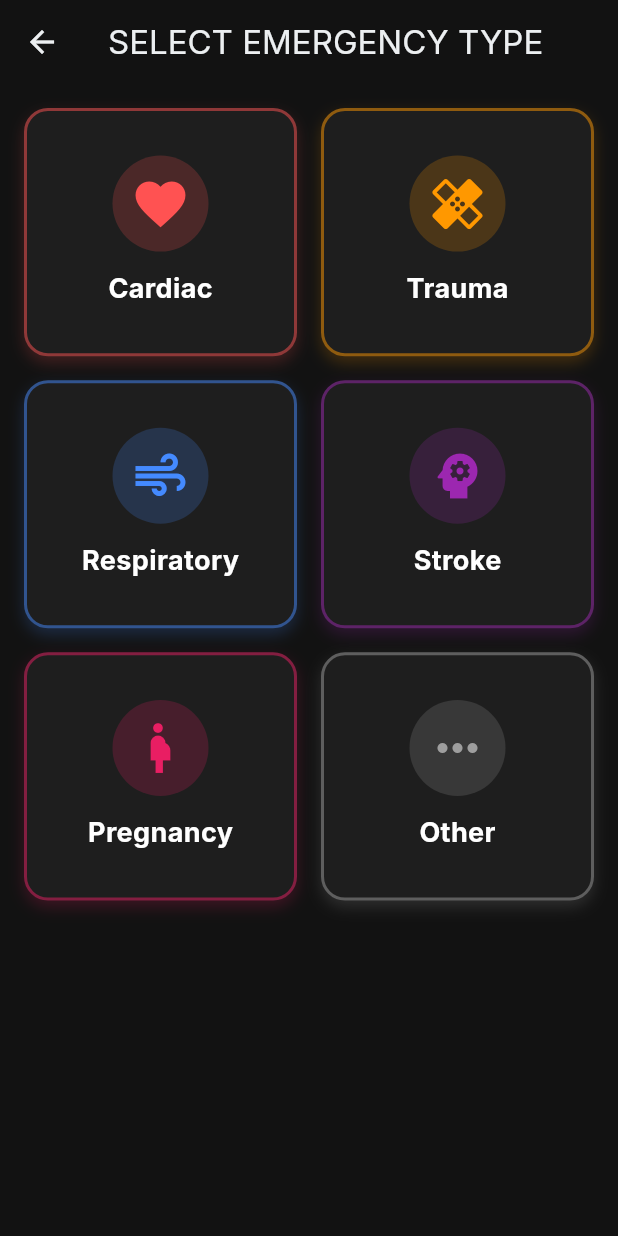
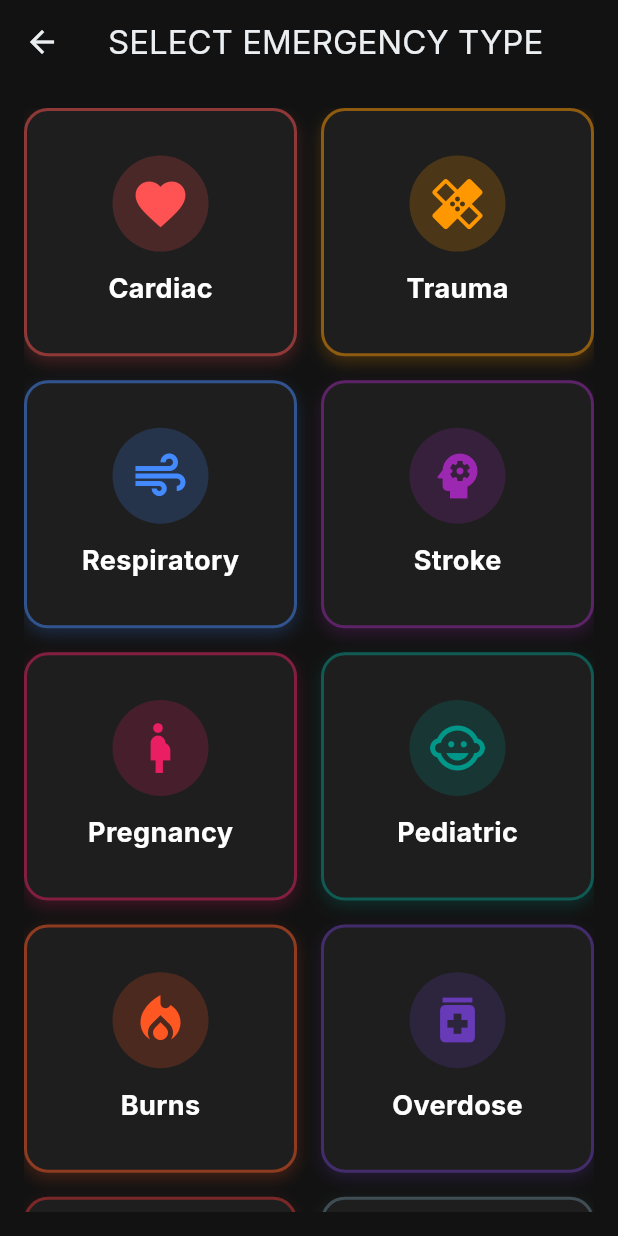
Before and after one commit to omkarkarale/ResQ-Net-Hackathon, a Flutter app: the screen it shows once a user with an empty profile is signed in, after a tap on an icon or button, on a phone screen of 412 x 824 dp. Run offline on Flutter 3.47's test engine with Material 3 defaults, Android fonts, the phone set to English and light mode, and no system bars; our stand-ins replace cloud_firestore, device_info_plus, firebase_auth, firebase_core, flutter_animate, flutter_riverpod and 3 more; accounts and stored records are empty.

Commit message:
Minor changes

```diff
--- a/lib/features/paramedic/screens/emergency_type_screen.dart
+++ b/lib/features/paramedic/screens/emergency_type_screen.dart
@@ -34,11 +34,19 @@ class EmergencyTypeScreen extends StatelessWidget {
               _buildTypeCard(context, 'Respiratory', const Color(0xFF448AFF),
                   Icons.air, '/patient-input'),
               _buildTypeCard(context, 'Stroke', const Color(0xFF9C27B0),
-                  Icons.psychology, '/patient-input'), // brain icon equivalent
+                  Icons.psychology, '/patient-input'),
               _buildTypeCard(context, 'Pregnancy', const Color(0xFFE91E63),
                   Icons.pregnant_woman, '/patient-input'),
-              _buildTypeCard(context, 'Other', Colors.grey, Icons.more_horiz,
-                  '/patient-input'),
+              _buildTypeCard(context, 'Pediatric', const Color(0xFF009688),
+                  Icons.child_care, '/patient-input'),
+              _buildTypeCard(context, 'Burns', const Color(0xFFFF5722),
+                  Icons.local_fire_department, '/patient-input'),
+              _buildTypeCard(context, 'Overdose', const Color(0xFF673AB7),
+                  Icons.medication, '/patient-input'),
+              _buildTypeCard(context, 'Mass Casualty', const Color(0xFFD32F2F),
+                  Icons.warning_amber_rounded, '/patient-input'),
+              _buildTypeCard(context, 'Other', Colors.blueGrey,
+                  Icons.more_horiz, '/patient-input'),
             ],
           ),
         ),
--- a/lib/features/paramedic/screens/tabs/home_tab.dart
+++ b/lib/features/paramedic/screens/tabs/home_tab.dart
@@ -1,28 +1,48 @@
 import 'package:flutter/material.dart';
 import 'package:go_router/go_router.dart';
+import 'package:firebase_auth/firebase_auth.dart';
 import '../../../../core/theme.dart';
 
 class ParamedicHomeTab extends StatelessWidget {
   const ParamedicHomeTab({super.key});
+
+  String _getDynamicHeader(User? user) {
+    if (user?.email == null) return 'AMBULANCE';
+
+    // email format: id@resqnet.com -> split to get 'id'
+    final idPart = user!.email!.split('@')[0].toUpperCase();
+
+    // Strict requirement: Only expand 'AMB-' to 'AMBULANCE '
+    if (idPart.startsWith('AMB-')) {
+      return idPart.replaceFirst('AMB-', 'AMBULANCE ');
+    }
+
+    return idPart;
+  }
 
   @override
   Widget build(BuildContext context) {
     return Column(
       children: [
         // Header
-        const Padding(
-          padding: EdgeInsets.all(16.0),
+        Padding(
+          padding: const EdgeInsets.all(16.0),
           child: Row(
             mainAxisAlignment: MainAxisAlignment.spaceBetween,
             children: [
-              Text(
-                'AMBULANCE 402',
-                style: TextStyle(
-                  fontSize: 20,
-                  fontWeight: FontWeight.bold,
-                  letterSpacing: 1.0,
-                  color: Colors.white,
-                ),
+              StreamBuilder<User?>(
+                stream: FirebaseAuth.instance.authStateChanges(),
+                builder: (context, snapshot) {
+                  return Text(
+                    _getDynamicHeader(snapshot.data),
+                    style: const TextStyle(
+                      fontSize: 20,
+                      fontWeight: FontWeight.bold,
+                      letterSpacing: 1.0,
+                      color: Colors.white,
+                    ),
+                  );
+                },
               ),
               Row(
                 children: [
--- a/pubspec.yaml
+++ b/pubspec.yaml
@@ -35,6 +35,7 @@ dependencies:
   local_auth: ^2.2.0
   flutter_secure_storage: ^9.0.0
   url_launcher: ^6.3.2
+  permission_handler: ^12.0.1
 
 dev_dependencies:
   flutter_test:
```
Also changed, not shown: lib/features/paramedic/screens/paramedic_home.dart (deleted, +0 -120 lines), assets/images/app_icon.png, pubspec.lock, 15 other files.
